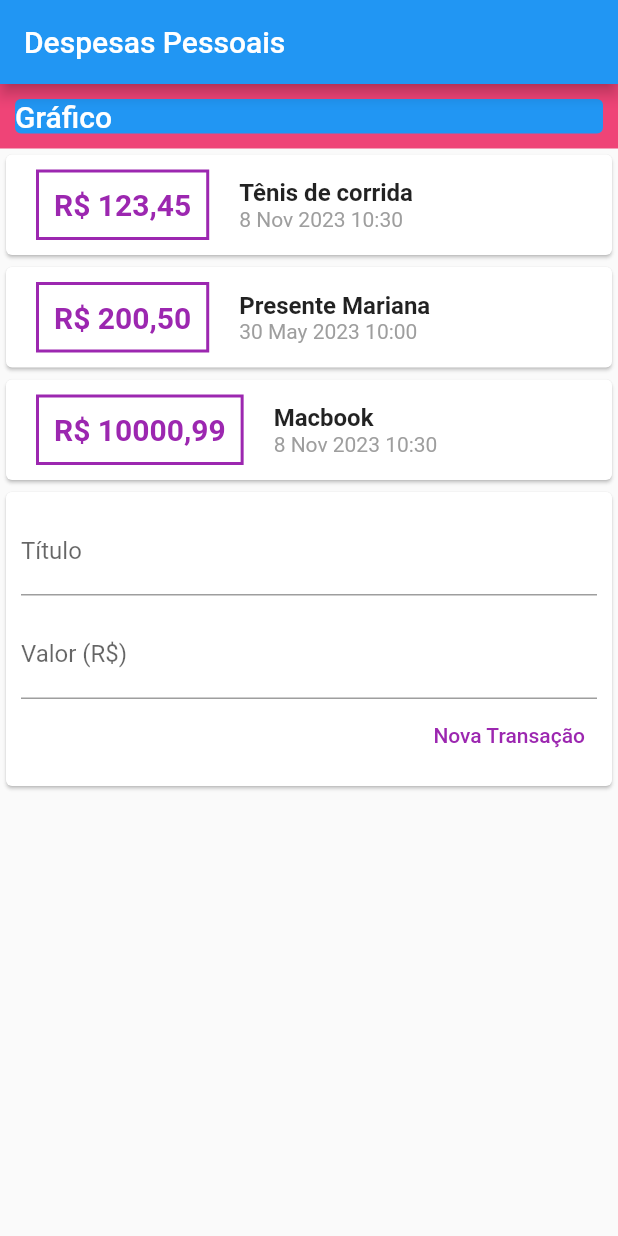
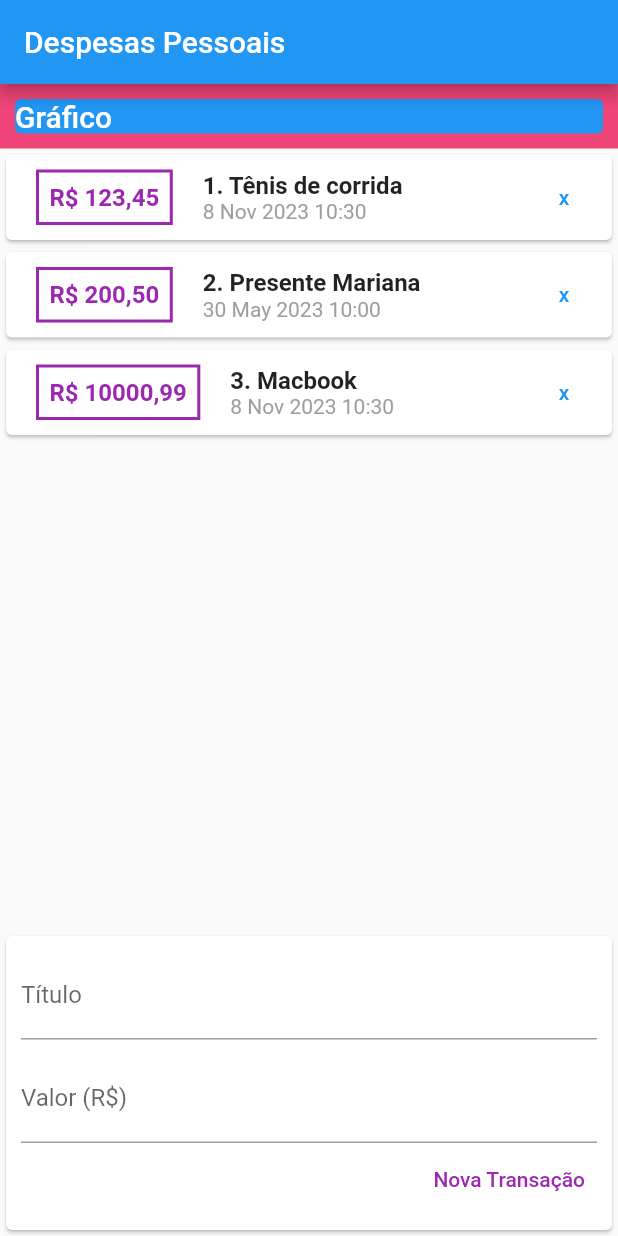
Before and after one commit to gatupi/expenses_flutter_app, a Flutter app: the screen it shows after launch, after a tap on "Nova Transação", on a phone screen of 412 x 824 dp. Run offline on Flutter 3.47's test engine with Material 2 defaults, Android fonts, the phone set to English and light mode, and no system bars.

Commit message:
added delete button to expense card

```diff
--- a/lib/main.dart
+++ b/lib/main.dart
@@ -71,8 +71,10 @@ class ExpensesApp extends StatelessWidget {
 
 class TransactionCard extends StatelessWidget {
   Transaction _transaction;
+  int position;
+  void Function() _onExpenseDeleted;
 
-  TransactionCard(this._transaction);
+  TransactionCard(this._transaction, this.position, this._onExpenseDeleted);
 
   String _formatDateTime(DateTime dateTime) {
     final parts = {
@@ -94,7 +96,7 @@ class TransactionCard extends StatelessWidget {
         child: Row(children: <Widget>[
           Container(
             margin: const EdgeInsets.symmetric(horizontal: 20, vertical: 10),
-            padding: EdgeInsets.all(10),
+            padding: EdgeInsets.all(7),
             decoration: BoxDecoration(
                 border: Border.all(
               width: 2,
@@ -102,18 +104,22 @@ class TransactionCard extends StatelessWidget {
             )),
             child: Text(
               'R\$ ${_transaction.value.toStringAsFixed(2).replaceFirst('.', ',')}',
+              overflow: TextOverflow.ellipsis,
               style: const TextStyle(
                 color: Colors.purple,
                 fontWeight: FontWeight.bold,
-                fontSize: 20,
+                fontSize: 16,
               ),
             ),
           ),
-          Column(
+          Flexible(
+            flex: 1,
+            fit: FlexFit.tight,
+            child: Column(
               crossAxisAlignment: CrossAxisAlignment.start,
               children: <Widget>[
                 Text(
-                _transaction.title,
+                  '$position. ${_transaction.title}',
                   style: const TextStyle(
                     fontWeight: FontWeight.bold,
                     fontSize: 16,
@@ -124,15 +130,21 @@ class TransactionCard extends StatelessWidget {
                   style: const TextStyle(color: Colors.grey),
                 )
               ],
+            ),
+          ),
+          Container(
+            child: TextButton(
+              child: Text('x'),
+              onPressed: _onExpenseDeleted,
+            ),
           )
         ]),
       );
 }
 
 class ExpenseFormState extends State<ExpenseForm> {
-
-  double? _value;
-  String? _title;
+  final _titleController = TextEditingController();
+  final _valueController = TextEditingController();
   void Function(Transaction)? _onExpenseAdded;
 
   ExpenseFormState(this._onExpenseAdded);
@@ -146,21 +158,27 @@ class ExpenseFormState extends State<ExpenseForm> {
                 margin: const EdgeInsets.only(bottom: 10),
                 child: TextField(
                   decoration: const InputDecoration(labelText: 'Título'),
-                  onChanged: (value) => setState(() => _title = value),
+                  controller: _titleController,
                 )),
             TextField(
               decoration: const InputDecoration(
                 labelText: 'Valor (R\$)',
               ),
-              onChanged: (value) => setState(() {
-                _value = double.parse(value);
-              }),
+              controller: _valueController,
             ),
             Row(
               mainAxisAlignment: MainAxisAlignment.end,
               children: [
                 TextButton(
-                  onPressed: () => _onExpenseAdded!.call((Transaction(id: '123', title: _title!, value: _value!))),
+                  onPressed: () {
+                    _onExpenseAdded!.call(Transaction(
+                        id: '123',
+                        title: _titleController.text,
+                        value: double.parse(_valueController.text)));
+
+                    _titleController.text = '';
+                    _valueController.text = '';
+                  },
                   style: const ButtonStyle(
                       foregroundColor:
                           MaterialStatePropertyAll<Color>(Colors.purple)),
@@ -174,7 +192,6 @@ class ExpenseFormState extends State<ExpenseForm> {
 }
 
 class ExpenseForm extends StatefulWidget {
-
   void Function(Transaction)? _onExpenseAdded;
 
   ExpenseForm(this._onExpenseAdded);
@@ -230,9 +247,14 @@ class MyHomePageState extends State<MyHomePage> {
                 ),
               ),
             ),
-            Column(
-              children: _transactions.map((t) => TransactionCard(t)).toList(),
-            ),
+            Flexible(
+                flex: 1,
+                child: ListView(
+                    children: _transactions
+                        .asMap()
+                        .entries
+                        .map((e) => TransactionCard(e.value, e.key + 1, () => setState(() => _transactions.removeAt(e.key))))
+                        .toList())),
             ExpenseForm((t) => setState(() => _transactions.add(t)))
           ],
         ));
```
Lines whose indentation alone changed are shown as unchanged.
